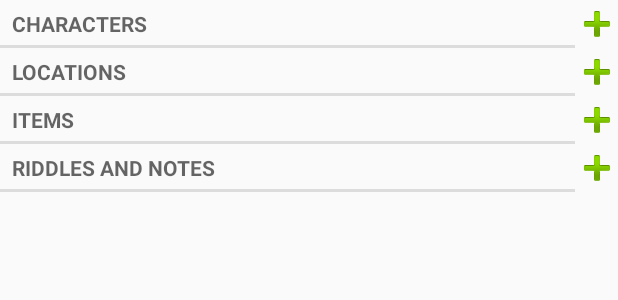
After one commit to vfpimenta/dm-studio, an Android app: the layout fragment_campaign_notes.xml on its own in the app's theme, with its tools: preview values and no code run, on a phone screen of 412 x 824 dp. The commit adds this screen. Shown: the top 300 px of the screen. Run offline under Robolectric (Android 15) with nearby library versions, the phone set to English and light mode, and no system bars.

Commit message:
Started developing campaign notes tab.

```diff
--- a/app/build.gradle
+++ b/app/build.gradle
@@ -27,5 +27,6 @@ dependencies {
     compile 'com.android.support:appcompat-v7:26.+'
     compile 'com.android.support.constraint:constraint-layout:1.0.2'
     compile 'com.astuetz:pagerslidingtabstrip:1.0.1'
+    compile 'com.google.code.gson:gson:2.8.2'
     testCompile 'junit:junit:4.12'
 }
--- a/app/src/main/AndroidManifest.xml
+++ b/app/src/main/AndroidManifest.xml
@@ -9,7 +9,7 @@
         android:supportsRtl="true"
         android:theme="@style/AppTheme">
         <activity
-            android:name=".MainActivity"
+            android:name=".main.MainActivity"
             android:label="@string/app_name">
             <intent-filter android:label="@string/app_short_name">
                 <action android:name="android.intent.action.MAIN" />
--- a/app/src/main/java/vfpimenta/dungeonmasterstudio/fragments/EncounterCalculatorFragment.java
+++ b/app/src/main/java/vfpimenta/dungeonmasterstudio/fragments/EncounterCalculatorFragment.java
@@ -126,9 +126,9 @@ public class EncounterCalculatorFragment extends Fragment implements View.OnClic
             }
             container.addView(u);
             if(option == Opt.Player) {
-                ((TextView) u.findViewById(R.id.player_label)).setText("Player #"+(index));
+                ((TextView) u.findViewById(R.id.player_label)).setText(getResources().getString(R.string.player_label)+index);
             }else if(option == Opt.Enemy){
-                ((TextView) u.findViewById(R.id.enemy_label)).setText("Monster #"+(index));
+                ((TextView) u.findViewById(R.id.enemy_label)).setText(getResources().getString(R.string.monster_label)+index);
             }
         }
     }
--- a/app/src/main/java/vfpimenta/dungeonmasterstudio/TabFragmentPagerAdapter.java
+++ b/app/src/main/java/vfpimenta/dungeonmasterstudio/fragments/TabFragmentPagerAdapter.java
@@ -1,4 +1,4 @@
-package vfpimenta.dungeonmasterstudio;
+package vfpimenta.dungeonmasterstudio.fragments;
 
 import android.content.Context;
 import android.support.v4.app.Fragment;
@@ -20,7 +20,7 @@ public class TabFragmentPagerAdapter extends android.support.v4.app.FragmentPage
 
         pages = new HashMap<>();
         pages.put(1, EncounterCalculatorFragment.newInstance(1));
-        pages.put(2, UnderConstructionFragment.newInstance(2));
+        pages.put(2, CampaignNotesFragment.newInstance(2));
         pages.put(3, UnderConstructionFragment.newInstance(3));
     }
 
--- a/app/src/main/java/vfpimenta/dungeonmasterstudio/MainActivity.java
+++ b/app/src/main/java/vfpimenta/dungeonmasterstudio/main/MainActivity.java
@@ -1,10 +1,13 @@
-package vfpimenta.dungeonmasterstudio;
+package vfpimenta.dungeonmasterstudio.main;
 
 import android.support.v4.view.ViewPager;
 import android.support.v7.app.AppCompatActivity;
 import android.os.Bundle;
 
 import com.astuetz.PagerSlidingTabStrip;
+
+import vfpimenta.dungeonmasterstudio.R;
+import vfpimenta.dungeonmasterstudio.fragments.TabFragmentPagerAdapter;
 
 public class MainActivity extends AppCompatActivity {
 
--- /dev/null
+++ b/app/src/main/res/layout/fragment_campaign_notes.xml
@@ -0,0 +1,151 @@
+<?xml version="1.0" encoding="utf-8"?>
+<LinearLayout xmlns:android="http://schemas.android.com/apk/res/android"
+    android:orientation="vertical" android:layout_width="match_parent"
+    android:layout_height="match_parent">
+
+    <ScrollView
+        android:layout_width="match_parent"
+        android:layout_height="match_parent"
+        android:layout_weight="3">
+
+        <LinearLayout
+            android:layout_width="match_parent"
+            android:layout_height="match_parent"
+            android:layout_weight="1"
+            android:orientation="vertical">
+
+            <LinearLayout
+                android:layout_width="match_parent"
+                android:layout_height="wrap_content"
+                android:orientation="horizontal"
+                android:weightSum="10">
+
+                <TextView xmlns:android="http://schemas.android.com/apk/res/android"
+                    style="?android:attr/listSeparatorTextViewStyle"
+                    android:layout_width="fill_parent"
+                    android:layout_height="wrap_content"
+                    android:layout_weight="9"
+                    android:paddingBottom="2dip"
+                    android:paddingLeft="5dip"
+                    android:paddingTop="2dip"
+                    android:text="@string/character_header" />
+
+                <ImageButton
+                    android:id="@+id/add_character"
+                    android:layout_width="wrap_content"
+                    android:layout_height="wrap_content"
+                    android:layout_weight="1"
+                    android:background="@null"
+                    android:src="@android:drawable/ic_input_add" />
+            </LinearLayout>
+
+            <LinearLayout
+                android:id="@+id/character_container"
+                android:layout_width="match_parent"
+                android:layout_height="wrap_content"
+                android:orientation="vertical">
+
+            </LinearLayout>
+
+            <LinearLayout
+                android:layout_width="match_parent"
+                android:layout_height="wrap_content"
+                android:orientation="horizontal"
+                android:weightSum="10">
+
+                <TextView xmlns:android="http://schemas.android.com/apk/res/android"
+                    style="?android:attr/listSeparatorTextViewStyle"
+                    android:layout_width="fill_parent"
+                    android:layout_height="wrap_content"
+                    android:layout_weight="9"
+                    android:paddingBottom="2dip"
+                    android:paddingLeft="5dip"
+                    android:paddingTop="2dip"
+                    android:text="@string/location_header" />
+
+                <ImageButton
+                    android:id="@+id/add_location"
+                    android:layout_width="wrap_content"
+                    android:layout_height="wrap_content"
+                    android:layout_weight="1"
+                    android:background="@null"
+                    android:src="@android:drawable/ic_input_add" />
+            </LinearLayout>
+
+            <LinearLayout
+                android:id="@+id/location_container"
+                android:layout_width="match_parent"
+                android:layout_height="wrap_content"
+                android:orientation="vertical">
+
+            </LinearLayout>
+
+            <LinearLayout
+                android:layout_width="match_parent"
+                android:layout_height="wrap_content"
+                android:orientation="horizontal"
+                android:weightSum="10">
+
+                <TextView xmlns:android="http://schemas.android.com/apk/res/android"
+                    style="?android:attr/listSeparatorTextViewStyle"
+                    android:layout_width="fill_parent"
+                    android:layout_height="wrap_content"
+                    android:layout_weight="9"
+                    android:paddingBottom="2dip"
+                    android:paddingLeft="5dip"
+                    android:paddingTop="2dip"
+                    android:text="@string/item_header" />
+
+                <ImageButton
+                    android:id="@+id/add_item"
+                    android:layout_width="wrap_content"
+                    android:layout_height="wrap_content"
+                    android:layout_weight="1"
+                    android:background="@null"
+                    android:src="@android:drawable/ic_input_add" />
+            </LinearLayout>
+
+            <LinearLayout
+                android:id="@+id/item_container"
+                android:layout_width="match_parent"
+                android:layout_height="wrap_content"
+                android:orientation="vertical">
+
+            </LinearLayout>
+
+            <LinearLayout
+                android:layout_width="match_parent"
+                android:layout_height="wrap_content"
+                android:orientation="horizontal"
+                android:weightSum="10">
+
+                <TextView xmlns:android="http://schemas.android.com/apk/res/android"
+                    style="?android:attr/listSeparatorTextViewStyle"
+                    android:layout_width="fill_parent"
+                    android:layout_height="wrap_content"
+                    android:layout_weight="9"
+                    android:paddingBottom="2dip"
+                    android:paddingLeft="5dip"
+                    android:paddingTop="2dip"
+                    android:text="@string/note_header" />
+
+                <ImageButton
+                    android:id="@+id/add_note"
+                    android:layout_width="wrap_content"
+                    android:layout_height="wrap_content"
+                    android:layout_weight="1"
+                    android:background="@null"
+                    android:src="@android:drawable/ic_input_add" />
+            </LinearLayout>
+
+            <LinearLayout
+                android:id="@+id/note_container"
+                android:layout_width="match_parent"
+                android:layout_height="wrap_content"
+                android:orientation="vertical">
+
+            </LinearLayout>
+
+        </LinearLayout>
+    </ScrollView>
+</LinearLayout>
--- a/app/src/main/res/layout/fragment_encounter_calculator.xml
+++ b/app/src/main/res/layout/fragment_encounter_calculator.xml
@@ -31,7 +31,7 @@
                     android:paddingBottom="2dip"
                     android:paddingLeft="5dip"
                     android:paddingTop="2dip"
-                    android:text="Party members" />
+                    android:text="@string/party_members" />
 
                 <ImageButton
                     android:id="@+id/add_player"
@@ -64,7 +64,7 @@
                     android:paddingBottom="2dip"
                     android:paddingLeft="5dip"
                     android:paddingTop="2dip"
-                    android:text="Enemy group" />
+                    android:text="@string/enemy_group" />
 
                 <ImageButton
                     android:id="@+id/add_enemy"
--- a/app/src/main/res/values/strings.xml
+++ b/app/src/main/res/values/strings.xml
@@ -1,9 +1,14 @@
 <resources>
+    <!-- Encounter calculator tab -->
     <string name="app_name">Dungeon Master Studio</string>
     <string name="app_short_name">DM Studio</string>
     <string name="under_construction">This page is under construction.</string>
     <string name="calculate">Calculate challenge</string>
     <string name="results">Encounter results</string>
+    <string name="party_members">Party members</string>
+    <string name="enemy_group">Enemy group</string>
+    <string name="player_label">Player #</string>
+    <string name="monster_label">Monster #</string>
 
     <string name="incomplete_form_title">Continue calculation?</string>
     <string name="incomplete_form_message">
@@ -68,4 +73,15 @@
         <item>30</item>
     </string-array>
 
+    <!-- Campaign notes tab -->
+    <string name="character_header">Characters</string>
+    <string name="location_header">Locations</string>
+    <string name="item_header">Items</string>
+    <string name="note_header">Riddles and notes</string>
+
+    <string name="character_form_title">Create new character</string>
+    <string name="location_form_title">Create new location</string>
+    <string name="item_form_title">Create new item</string>
+    <string name="note_form_title">Create riddle or note</string>
+
 </resources>
```
Also changed, not shown: app/src/main/java/vfpimenta/dungeonmasterstudio/entities/BasicEntity.java (added, +27 -0 lines), app/src/main/java/vfpimenta/dungeonmasterstudio/entities/CharacterEntity.java (added, +18 -0 lines), app/src/main/java/vfpimenta/dungeonmasterstudio/entities/ItemEntity.java (added, +7 -0 lines), app/src/main/java/vfpimenta/dungeonmasterstudio/entities/LocationEntity.java (added, +30 -0 lines), app/src/main/java/vfpimenta/dungeonmasterstudio/entities/NoteEntity.java (added, +18 -0 lines), app/src/main/java/vfpimenta/dungeonmasterstudio/entities/Reference.java (added, +42 -0 lines), app/src/main/java/vfpimenta/dungeonmasterstudio/fragments/CampaignNotesFragment.java (added, +144 -0 lines), app/src/main/java/vfpimenta/dungeonmasterstudio/util/IOHandler.java (added, +60 -0 lines), app/src/main/res/layout/dialog_character_form.xml (added, +40 -0 lines).
